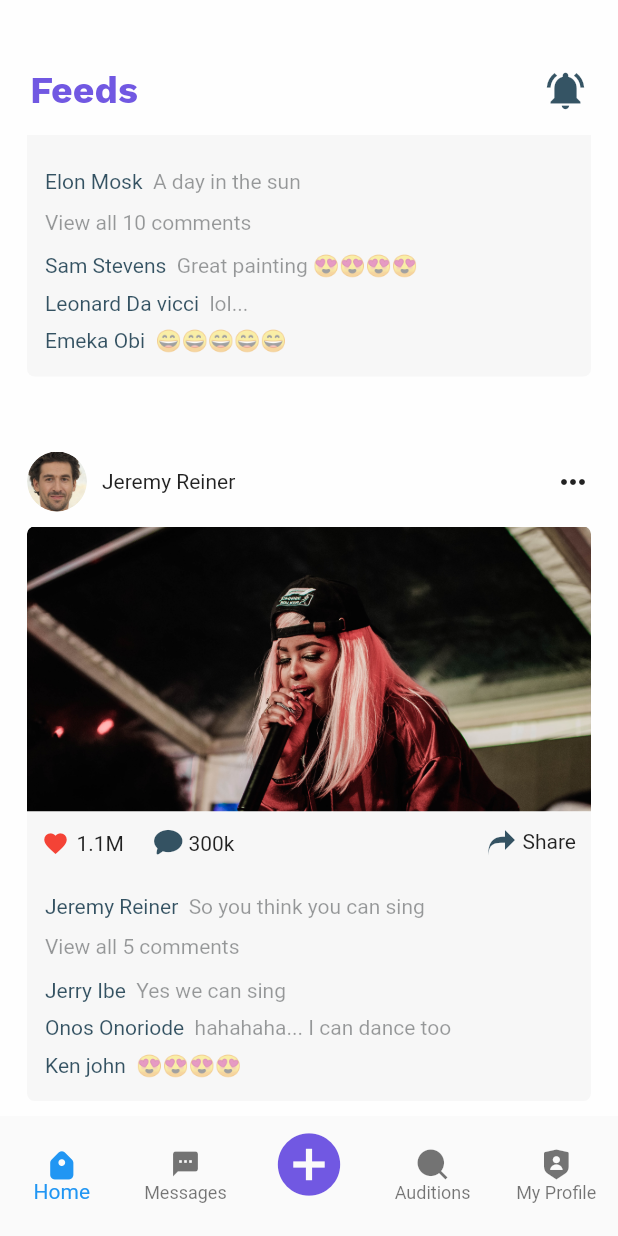
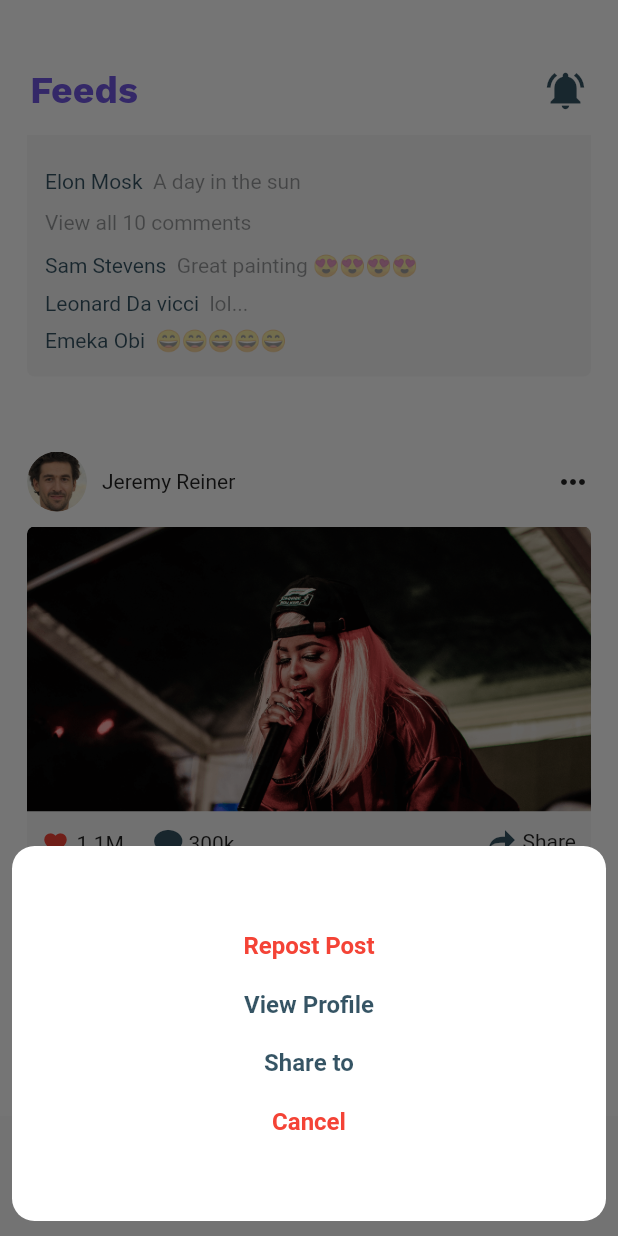
Before and after one commit to AndyWams/kmt_mobile_app, a Flutter app: the screen it shows after launch, scrolled down 312 dp, after a tap on the "keyboard control" icon, on a phone screen of 412 x 824 dp. Run offline on Flutter 3.47's test engine with Material 2 defaults, Android fonts, the phone set to English and light mode, and no system bars.

```diff
--- a/lib/models/msgs-model.dart
+++ b/lib/models/msgs-model.dart
@@ -1,40 +1,33 @@
 class MessagesList {
   final List<Message> messages;
-  MessagesList({this.messages,});
+  MessagesList({
+    this.messages,
+  });
 
   factory MessagesList.fromJson(List<dynamic> parsedJson) {
     List<Message> messages = new List<Message>();
-    messages = parsedJson.map((i)=>Message.fromJson(i)).toList();
-    return new MessagesList(
-      messages: messages
-    );
+    messages = parsedJson.map((i) => Message.fromJson(i)).toList();
+    return new MessagesList(messages: messages);
   }
 }
 
-class Message{
+class Message {
   final String id;
   final String name;
   final String imagePath;
   final String content;
   final String time;
 
-  Message({
-    this.id,
-    this.name,
-    this.imagePath,
-    this.content,
-    this.time
-}) ;
+  Message({this.id, this.name, this.imagePath, this.content, this.time});
 
-  factory Message.fromJson(Map<String, dynamic> json){
-    return new Message(
+  factory Message.fromJson(Map<String, dynamic> json) => Message(
         id: json['id'].toString(),
         name: json['name'],
         imagePath: json['imagePath'],
         content: json['content'],
         time: json['time'],
       );
-  }
+
   toString() {
     return '{$id, $name, $imagePath, $content, $time}';
   }
--- a/lib/screens/feeds.dart
+++ b/lib/screens/feeds.dart
@@ -12,7 +12,6 @@ class FeedsHome extends StatefulWidget {
 }
 
 class _FeedsHomeState extends State<FeedsHome> {
-  bool emptyComments = false;
   @override
   Widget build(BuildContext context) {
     return Scaffold(
@@ -68,8 +67,7 @@ class _FeedsHomeState extends State<FeedsHome> {
                 Container(
                   child: GestureDetector(
                       onTap: () => _showAllComments(context, commentId),
-                      child:
-                          moreComments(emptyComments ? '0' : '$commentCount')),
+                      child: moreComments('$commentCount')),
                 ),
                 getTopComments([
                   dComment(dcomment[0].name, dcomment[0].comment),
@@ -104,10 +102,6 @@ class _FeedsHomeState extends State<FeedsHome> {
               itemBuilder: (BuildContext context, int index) {
                 var totalcomments = totalFeeds[index].comments.length;
                 var id = snapshot.data[index].id;
-
-                if (totalcomments == 0) {
-                  emptyComments = true;
-                }
                 return feedsPost(
                     '${snapshot.data[index].imagePath}',
                     '${snapshot.data[index].name}',
@@ -128,4 +122,64 @@ class _FeedsHomeState extends State<FeedsHome> {
   _showAllComments(BuildContext context, int postId) {
     Navigator.pushNamed(context, AllCommentsPageRoute, arguments: postId);
   }
+
+  Widget moreOptions() {
+    return GestureDetector(
+        onTap: () {
+          _showModal();
+        },
+        child: Icon(Icons.more_horiz));
+  }
+
+  void _showModal() {
+    showModalBottomSheet<void>(
+        backgroundColor: Colors.transparent,
+        context: context,
+        builder: (BuildContext context) {
+          return Container(
+            height: 250,
+            margin: EdgeInsets.symmetric(horizontal: 8, vertical: 10),
+            decoration: BoxDecoration(
+                color: white,
+                borderRadius: new BorderRadius.all(Radius.circular(15))),
+            child: Center(
+              child: Column(
+                mainAxisSize: MainAxisSize.min,
+                children: <Widget>[
+                  Text(
+                    'Repost Post',
+                    style: TextStyle(
+                        color: red, fontSize: 16, fontWeight: FontWeight.bold),
+                  ),
+                  Padding(
+                    padding: const EdgeInsets.symmetric(vertical: 20),
+                    child: Text('View Profile',
+                        style: TextStyle(
+                            color: black,
+                            fontSize: 16,
+                            fontWeight: FontWeight.w600)),
+                  ),
+                  Text('Share to',
+                      style: TextStyle(
+                          color: black,
+                          fontSize: 16,
+                          fontWeight: FontWeight.w600)),
+                  Container(
+                    margin: EdgeInsets.only(top: 20),
+                    decoration: BoxDecoration(
+                        color: white,
+                        borderRadius:
+                            new BorderRadius.all(Radius.circular(15.0))),
+                    child: Text('Cancel',
+                        style: TextStyle(
+                            color: red,
+                            fontSize: 16,
+                            fontWeight: FontWeight.bold)),
+                  )
+                ],
+              ),
+            ),
+          );
+        });
+  }
 }
--- a/lib/services/msgs_service.dart
+++ b/lib/services/msgs_service.dart
@@ -6,6 +6,7 @@ import 'package:kmt/models/msgs-model.dart';
 Future<dynamic> _loadMessageAsset() async {
   return await rootBundle.loadString('assets/kmt-msgs.json');
 }
+
 Future fetchMesages() async {
   String jsonMsgs = await _loadMessageAsset();
   final jsonResponse = json.decode(jsonMsgs);
@@ -13,5 +14,4 @@ Future fetchMesages() async {
   var records = messagesList.messages.toList();
 
   return records;
-
 }
--- a/lib/widgets/feeds_helper_methods.dart
+++ b/lib/widgets/feeds_helper_methods.dart
@@ -22,10 +22,6 @@ Widget userInfo(ImageProvider image, String name) {
         ),
         Text(name)
       ]);
-}
-
-Widget moreOptions() {
-  return GestureDetector(onTap: () {}, child: Icon(Icons.more_horiz));
 }
 
 Widget mediaPost(ImageProvider media, context) {
```
Also changed, not shown: assets/images/img_1.png, assets/images/img_11.png, assets/images/img_2.png, assets/images/img_3.png, assets/images/img_4.png, assets/images/img_6.png, assets/images/img_7.png, assets/images/media_img_1.png, assets/images/media_img_2.png, assets/images/media_img_3.png. Lines whose indentation alone changed are shown as unchanged.
